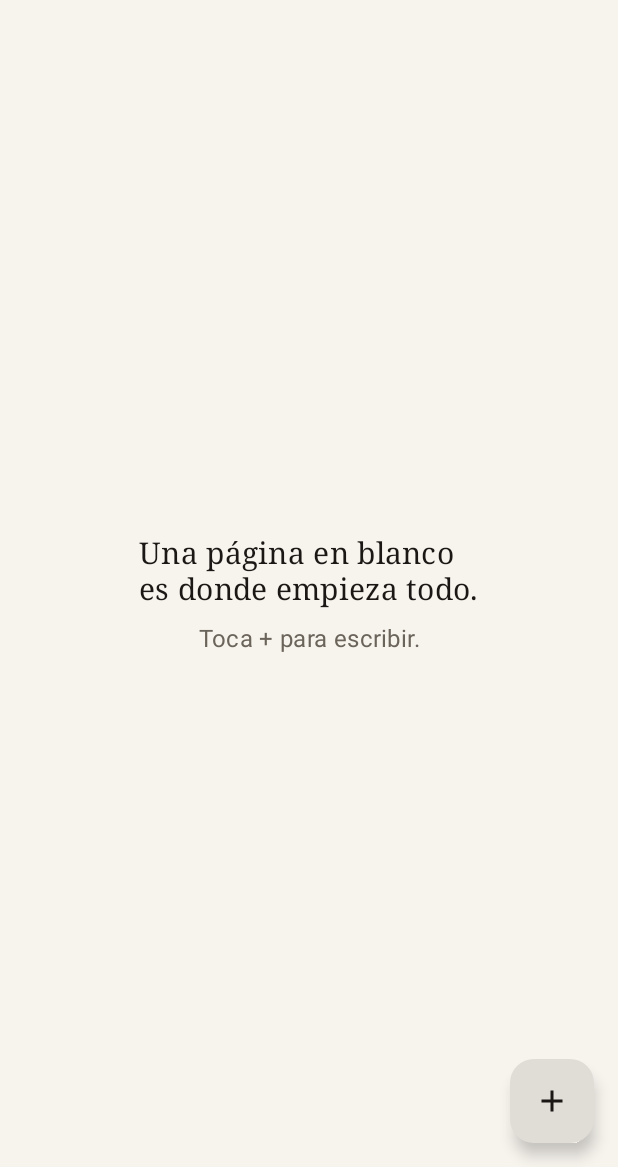
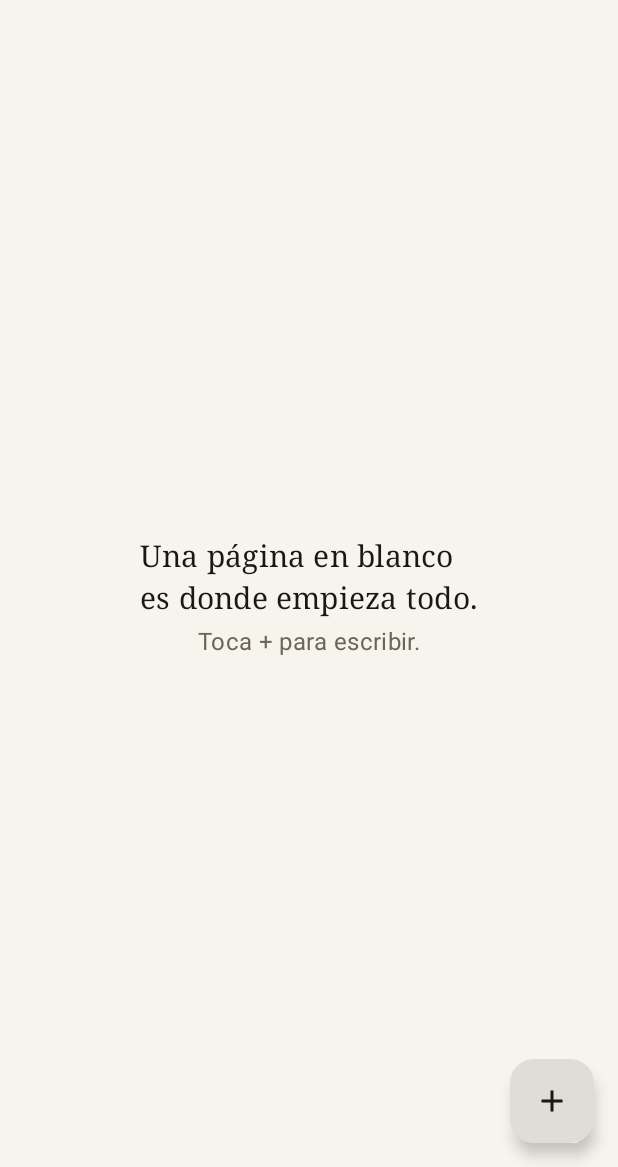
Before and after one commit to wandersepulveda2013/ordia-android, an Android app built with Jetpack Compose: the screen it shows after launch (MainActivity), on a phone screen of 412 x 824 dp, the part 69-1236 px from its top. Run offline under Robolectric (Android 15) with nearby library versions, the phone set to English and light mode, and no system bars; our stand-ins replace Room's generated code.

Commit message:
feat(design-system): implement wave 1 foundation and design system
- Create basic typography (Type.kt) and update theme colors.
- Centralize components in OrdiaDesignSystem.kt (OrdiaSurface, OrdiaCard, OrdiaInput).
- Refactor NoteEditorScreen and NotesListScreen to use new components.
- Improve UX: auto-focus content input on new note creation.
- Prevent DB clutter by discarding fully empty notes on save.

Co-authored-by: wandersepulveda2013 <308435692+wandersepulveda2013@users.noreply.github.com>

```diff
--- a/app/src/main/java/com/ordia/app/ui/screens/NotesListScreen.kt
+++ b/app/src/main/java/com/ordia/app/ui/screens/NotesListScreen.kt
@@ -37,6 +37,7 @@ import androidx.compose.ui.Modifier
 import androidx.compose.ui.text.style.TextOverflow
 import androidx.compose.ui.unit.dp
 import com.ordia.app.data.NoteEntity
+import com.ordia.app.ui.components.OrdiaSurface
 import java.text.DateFormat
 import java.util.Date
 
@@ -68,16 +69,20 @@ fun NotesListScreen(
         },
         containerColor = MaterialTheme.colorScheme.background,
     ) { padding ->
+        OrdiaSurface(
+            modifier = Modifier.fillMaxSize().padding(padding)
+        ) {
             if (notes.isEmpty()) {
-            EmptyState(padding)
+                EmptyState(PaddingValues(0.dp))
             } else {
                 LazyColumn(
-                modifier = Modifier.fillMaxSize().padding(padding),
+                    modifier = Modifier.fillMaxSize(),
                     contentPadding = PaddingValues(vertical = 8.dp),
                 ) {
                     items(notes, key = { it.id }) { note ->
                         NoteRow(note, onOpenNote, onTogglePin, onDeleteNote)
                         HorizontalDivider(color = MaterialTheme.colorScheme.outline.copy(alpha = 0.4f))
+                    }
                 }
             }
         }
--- a/app/src/main/java/com/ordia/app/ui/theme/Theme.kt
+++ b/app/src/main/java/com/ordia/app/ui/theme/Theme.kt
@@ -46,15 +46,7 @@ fun NotepadTheme(
     darkTheme: Boolean = isSystemInDarkTheme(),
     content: @Composable () -> Unit,
 ) {
-    val base = Typography()
-    val type = Typography(
-        bodyLarge = base.bodyLarge.copy(fontSize = 17.sp, lineHeight = 28.sp),
-        bodyMedium = base.bodyMedium.copy(fontSize = 16.sp, lineHeight = 26.sp),
-        titleLarge = base.titleLarge.copy(fontFamily = FontFamily.Serif, fontSize = 24.sp),
-        titleMedium = base.titleMedium.copy(fontFamily = FontFamily.Serif, fontSize = 20.sp),
-        titleSmall = base.titleSmall.copy(fontFamily = FontFamily.Serif),
-        labelSmall = base.labelSmall.copy(fontSize = 11.sp),
-    )
+    val type = OrdiaTypography
     MaterialTheme(
         colorScheme = if (darkTheme) DarkPaper else LightPaper,
         typography = type,
--- /dev/null
+++ b/app/src/main/java/com/ordia/app/ui/theme/Type.kt
@@ -0,0 +1,52 @@
+package com.ordia.app.ui.theme
+
+import androidx.compose.material3.Typography
+import androidx.compose.ui.text.TextStyle
+import androidx.compose.ui.text.font.FontFamily
+import androidx.compose.ui.text.font.FontWeight
+import androidx.compose.ui.unit.sp
+
+val OrdiaTypography = Typography(
+    bodyLarge = TextStyle(
+        fontFamily = FontFamily.Default,
+        fontWeight = FontWeight.Normal,
+        fontSize = 17.sp,
+        lineHeight = 28.sp,
+        letterSpacing = 0.5.sp
+    ),
+    bodyMedium = TextStyle(
+        fontFamily = FontFamily.Default,
+        fontWeight = FontWeight.Normal,
+        fontSize = 16.sp,
+        lineHeight = 26.sp,
+        letterSpacing = 0.25.sp
+    ),
+    titleLarge = TextStyle(
+        fontFamily = FontFamily.Serif,
+        fontWeight = FontWeight.Medium,
+        fontSize = 24.sp,
+        lineHeight = 32.sp,
+        letterSpacing = 0.sp
+    ),
+    titleMedium = TextStyle(
+        fontFamily = FontFamily.Serif,
+        fontWeight = FontWeight.Medium,
+        fontSize = 20.sp,
+        lineHeight = 28.sp,
+        letterSpacing = 0.15.sp
+    ),
+    titleSmall = TextStyle(
+        fontFamily = FontFamily.Serif,
+        fontWeight = FontWeight.Medium,
+        fontSize = 16.sp,
+        lineHeight = 24.sp,
+        letterSpacing = 0.1.sp
+    ),
+    labelSmall = TextStyle(
+        fontFamily = FontFamily.Default,
+        fontWeight = FontWeight.Light,
+        fontSize = 11.sp,
+        lineHeight = 16.sp,
+        letterSpacing = 0.5.sp
+    )
+)
```
Also changed, not shown: app/src/main/java/com/ordia/app/ui/NotepadViewModel.kt (+11 -3 lines), app/src/main/java/com/ordia/app/ui/components/OrdiaDesignSystem.kt (added, +75 -0 lines), app/src/main/java/com/ordia/app/ui/screens/NoteEditorScreen.kt (+19 -19 lines), app/src/main/java/com/ordia/app/ui/theme/Colors.kt (renamed from app/src/main/java/com/ordia/app/ui/theme/PaperColors.kt). Lines whose indentation alone changed are shown as unchanged.
